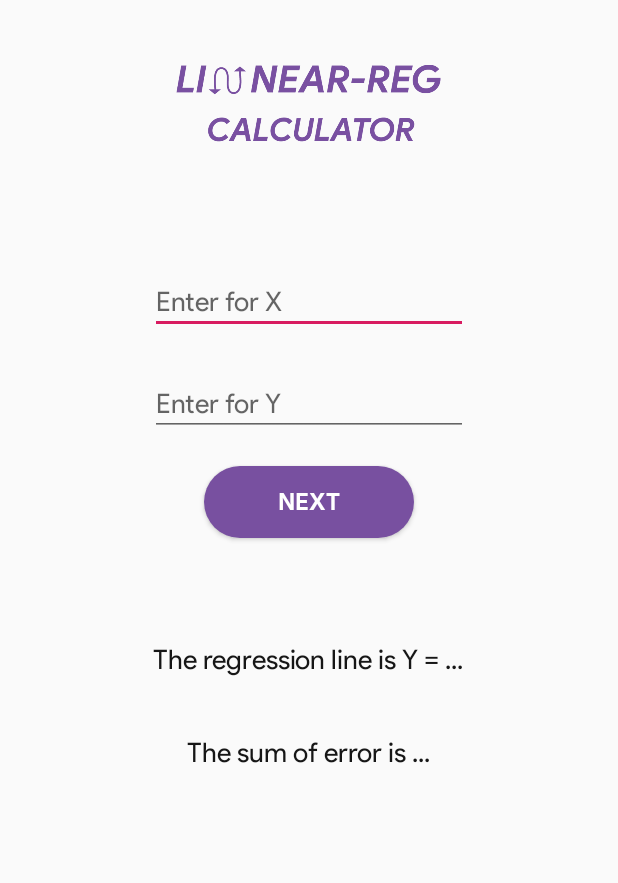
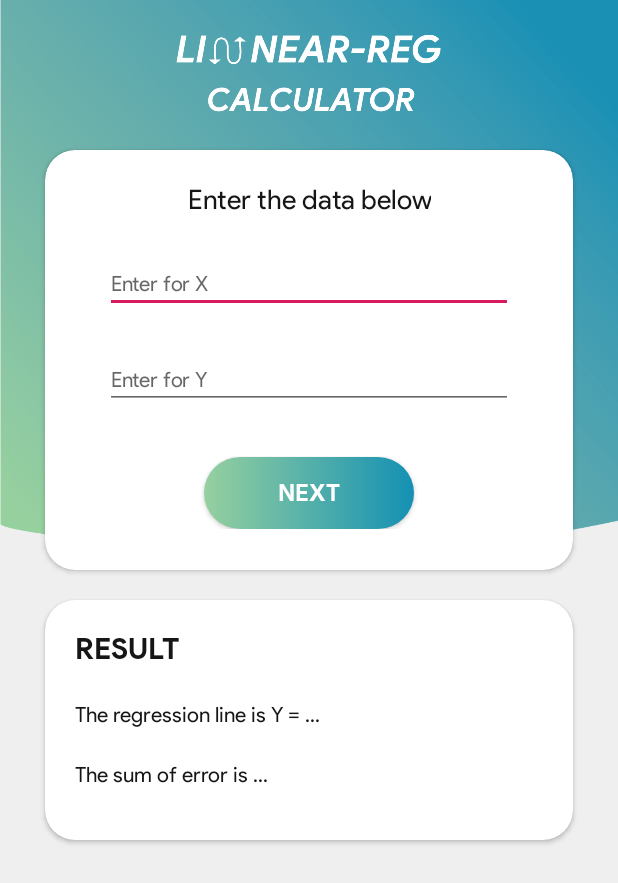
Before and after one commit to indirapravianti/linear-reg-app, an Android app: the InputData screen opened directly, with no data from a screen before it, on a phone screen of 412 x 824 dp. Shown: the top 883 px of the screen. Run offline under Robolectric (Android 15) with nearby library versions, the phone set to English and light mode, and no system bars; 1 statement that could not run was skipped.

Commit message:
changed user interface

```diff
--- a/app/build.gradle
+++ b/app/build.gradle
@@ -21,6 +21,7 @@ android {
 dependencies {
     implementation fileTree(dir: 'libs', include: ['*.jar'])
     implementation 'com.android.support:appcompat-v7:22.1.0'
+    implementation 'com.android.support:cardview-v7:28.0.0'
     implementation 'com.android.support.constraint:constraint-layout:1.1.3'
     testImplementation 'junit:junit:4.12'
     androidTestImplementation 'com.android.support.test:runner:1.0.2'
--- a/app/src/main/res/drawable/btn_rounded.xml
+++ b/app/src/main/res/drawable/btn_rounded.xml
@@ -2,5 +2,6 @@
 <shape xmlns:android="http://schemas.android.com/apk/res/android" android:shape="rectangle">
     <solid android:color="#7850A0"/>
     <corners android:radius="46dp"/>
+    <gradient android:endColor="#1490B4" android:startColor="#96D09F"/>
 
 </shape>
--- /dev/null
+++ b/app/src/main/res/drawable/rounded_card.xml
@@ -0,0 +1,5 @@
+<?xml version="1.0" encoding="utf-8"?>
+<shape xmlns:android="http://schemas.android.com/apk/res/android" android:shape="rectangle">
+    <solid android:color="#ffffff"/>
+    <corners android:radius="24dp"/>
+</shape>
--- a/app/src/main/res/layout/activity_input_data.xml
+++ b/app/src/main/res/layout/activity_input_data.xml
@@ -4,27 +4,75 @@
     xmlns:tools="http://schemas.android.com/tools"
     android:layout_width="match_parent"
     android:layout_height="match_parent"
-    tools:context=".InputData">
+    tools:context=".InputData"
+    android:background="#efefef">
+
+    <FrameLayout xmlns:android="http://schemas.android.com/apk/res/android"
+        android:id="@+id/frameLayout"
+        android:layout_width="wrap_content"
+        android:layout_height="400dp"
+        android:layout_alignParentTop="true"
+        android:layout_centerHorizontal="true" >
+
+        <ImageView
+            android:id="@+id/background"
+            android:layout_width="wrap_content"
+            android:layout_height="wrap_content"
+            android:background="@drawable/linear2"
+            android:scaleType="fitXY" />
 
         <ImageView
             android:id="@+id/logo"
             android:layout_width="wrap_content"
             android:layout_height="60dp"
-        android:src="@drawable/logo2"
-        android:layout_marginTop="40dp"
-        />
+            android:src="@drawable/logo3"
+            android:layout_marginTop="20dp"/>
+
+    </FrameLayout>
+
+    <android.support.v7.widget.CardView
+        android:id="@+id/upperCard"
+        android:layout_width="match_parent"
+        android:layout_height="280dp"
+        android:layout_marginHorizontal="30dp"
+        android:layout_marginTop="100dp"
+        android:padding="5dp"
+        app:cardBackgroundColor="#ffff"
+        app:cardCornerRadius="20dp">
+
+        <RelativeLayout
+            android:layout_width="match_parent"
+            android:layout_height="match_parent">
+
+            <RelativeLayout
+                android:layout_width="wrap_content"
+                android:layout_height="wrap_content">
+
+                <TextView
+                    android:id="@+id/command"
+                    android:layout_width="wrap_content"
+                    android:layout_height="wrap_content"
+                    android:text="Enter the data below"
+                    android:layout_centerHorizontal="true"
+                    android:textColor="#161616"
+                    android:fontFamily="@font/ps_regular"
+                    android:textSize="18sp"
+                    android:gravity="center"
+                    android:layout_marginHorizontal="40dp"
+                    android:layout_marginTop="22dp"/>
+
                 <EditText
                     android:id="@+id/editTextX"
                     android:layout_width="match_parent"
                     android:layout_height="wrap_content"
                     android:hint="Enter for X"
-        android:layout_marginTop="80dp"
-        android:layout_marginHorizontal="100dp"
-        android:layout_below="@id/logo"
+                    android:layout_marginTop="26dp"
+                    android:layout_marginHorizontal="40dp"
                     android:inputType="number"
                     android:textColor="#161616"
                     android:fontFamily="@font/ps_regular"
-        android:textSize="18sp"/>
+                    android:textSize="14sp"
+                    android:layout_below="@id/command"/>
 
                 <EditText
                     android:id="@+id/editTextY"
@@ -32,13 +80,13 @@
                     android:layout_height="wrap_content"
                     android:hint="Enter for Y"
                     android:layout_centerVertical="true"
-        android:layout_marginHorizontal="100dp"
+                    android:layout_marginHorizontal="40dp"
                     android:layout_below="@+id/editTextX"
                     android:layout_marginTop="25dp"
                     android:inputType="number"
                     android:textColor="#161616"
                     android:fontFamily="@font/ps_regular"
-        android:textSize="18sp"/>
+                    android:textSize="14sp"/>
 
                 <Button
                     android:id="@+id/btnCalculate"
@@ -47,7 +95,7 @@
                     android:text="NEXT"
                     android:layout_below="@+id/editTextY"
                     android:layout_centerHorizontal="true"
-        android:layout_marginTop="20dp"
+                    android:layout_marginTop="32dp"
                     android:textColor="#FFFFFF"
                     android:background="@drawable/btn_rounded"
                     android:fontFamily="@font/ps_bold"
@@ -55,17 +103,53 @@
                     android:textAlignment="center"
                     android:textSize="16sp"/>
 
+            </RelativeLayout>
+
+        </RelativeLayout>
+
+    </android.support.v7.widget.CardView>
+
+    <android.support.v7.widget.CardView
+        android:id="@+id/lowerCard"
+        android:layout_width="match_parent"
+        android:layout_height="160dp"
+        android:layout_marginHorizontal="30dp"
+        android:layout_marginTop="20dp"
+        android:padding="5dp"
+        app:cardBackgroundColor="#ffff"
+        app:cardCornerRadius="20dp"
+        android:layout_below="@id/upperCard">
+
+        <RelativeLayout
+            android:layout_width="match_parent"
+            android:layout_height="match_parent">
+
+            <RelativeLayout
+                android:layout_width="wrap_content"
+                android:layout_height="wrap_content"
+                android:paddingTop="20dp"
+                android:layout_marginHorizontal="20dp">
+
+                <TextView
+                    android:id="@+id/result"
+                    android:layout_width="wrap_content"
+                    android:layout_height="wrap_content"
+                    android:text="RESULT"
+                    android:textColor="#161616"
+                    android:fontFamily="@font/ps_bold"
+                    android:textSize="20sp"
+                    />
                 <TextView
                     android:id="@+id/textViewResult"
                     android:layout_width="wrap_content"
                     android:layout_height="wrap_content"
-        android:layout_below="@+id/btnCalculate"
                     android:text="The regression line is Y = ..."
                     android:layout_centerHorizontal="true"
-        android:layout_marginTop="70dp"
+                    android:textColor="#161616"
                     android:fontFamily="@font/ps_regular"
-        android:textSize="18sp"
-        android:textColor="#161616"/>
+                    android:textSize="14sp"
+                    android:layout_marginTop="22dp"
+                    android:layout_below="@id/result"/>
 
                 <TextView
                     android:id="@+id/textViewError"
@@ -73,10 +157,15 @@
                     android:layout_height="wrap_content"
                     android:layout_below="@+id/textViewResult"
                     android:text="The sum of error is ..."
-        android:layout_centerHorizontal="true"
-        android:layout_marginTop="40dp"
+                    android:layout_marginTop="22dp"
                     android:fontFamily="@font/ps_regular"
-        android:textSize="18sp"
+                    android:textSize="14sp"
                     android:textColor="#161616"/>
 
             </RelativeLayout>
+
+        </RelativeLayout>
+
+    </android.support.v7.widget.CardView>
+
+</RelativeLayout>
```
Also changed, not shown: app/src/main/res/layout/activity_main.xml (+50 -9 lines), app/src/main/res/drawable-v24/linear1.png (added), app/src/main/res/drawable-v24/linear2.png (added), app/src/main/res/drawable-v24/logo3.png (added). Lines whose indentation alone changed are shown as unchanged.
